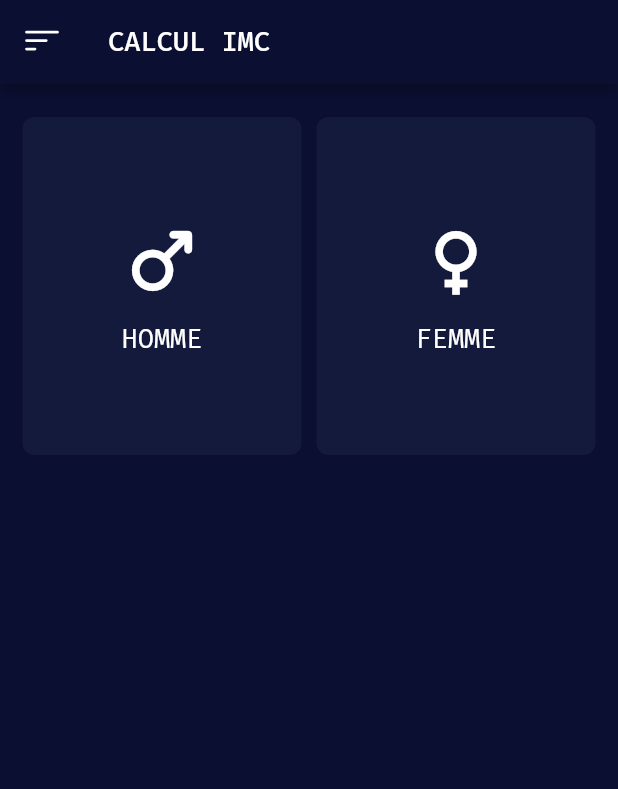
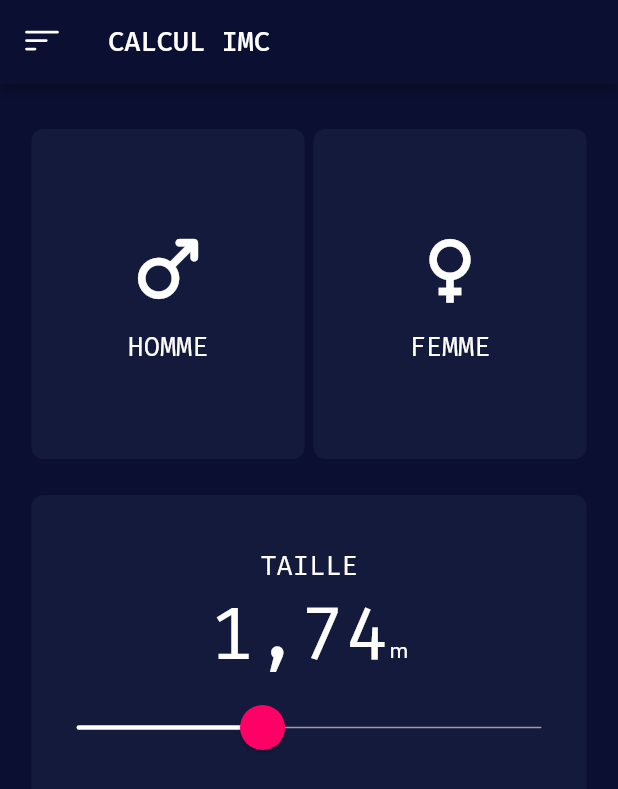
Before and after one commit to geekdjenika/imc, a Flutter app: the screen it shows after launch, on a phone screen of 412 x 824 dp. Shown: the top 789 px of the screen. Run offline on Flutter 3.47's test engine with Material 2 defaults, Android fonts, the phone set to English and light mode, and no system bars; our stand-ins replace bootstrap_icons, google_fonts.

Commit message:
Height card done !

```diff
--- a/lib/constants.dart
+++ b/lib/constants.dart
@@ -7,3 +7,4 @@ const kInactiveCardColor = Color(0xFF272a4e);
 const kBottomButtonColor = Color(0xFFff0067);
 
 final kTitleTextStyle = GoogleFonts.firaCode(textStyle: const TextStyle(fontSize: 18.0, color: Colors.white));
+final kTailleTextStyle = GoogleFonts.firaCode(textStyle: const TextStyle(fontSize: 50.0, color: Colors.white));
--- a/lib/screens/home.dart
+++ b/lib/screens/home.dart
@@ -11,19 +11,26 @@ class Accueil extends StatefulWidget {
 }
 
 class _AccueilState extends State<Accueil> {
+  int _taille = 174;
+  int _poids = 64;
+  int _age = 26;
+
   @override
   Widget build(BuildContext context) {
     return Scaffold(
       appBar: AppBar(
         backgroundColor: kAppbarColor,
-        leading: const Icon(BootstrapIcons.filter_left, size: 30.0,),
+        leading: const Icon(
+          BootstrapIcons.filter_left,
+          size: 30.0,
+        ),
         title: Text(
           'Calcul IMC'.toUpperCase(),
           style: kTitleTextStyle,
         ),
       ),
       body: Padding(
-        padding: const EdgeInsets.all(10.0),
+        padding: const EdgeInsets.all(18.0),
         child: Column(
           mainAxisAlignment: MainAxisAlignment.center,
           children: [
@@ -75,7 +82,52 @@ class _AccueilState extends State<Accueil> {
             ),
             Expanded(
               child: MyCard(
-                child: Column(),
+                child: Column(
+                  mainAxisAlignment: MainAxisAlignment.center,
+                  children: [
+                    Text(
+                      "Taille".toUpperCase(),
+                      style: kTitleTextStyle,
+                    ),
+                    Row(
+                      mainAxisAlignment: MainAxisAlignment.center,
+                      crossAxisAlignment: CrossAxisAlignment.baseline,
+                      textBaseline: TextBaseline.alphabetic,
+                      children: [
+                        Text(
+                          '${_taille.toString().substring(0,1)},${_taille.toString().substring(1,3)}',
+                          style: kTailleTextStyle,
+                        ),
+                        Text(
+                          "m",
+                        ),
+                      ],
+                    ),
+                    SliderTheme(
+                      data: SliderTheme.of(context).copyWith(
+                        activeTrackColor: Colors.white,
+                        overlayColor: const Color(0x29ff0067),
+                        thumbColor: kBottomButtonColor,
+                        trackHeight: 1.0,
+                        thumbShape:
+                        const RoundSliderThumbShape(enabledThumbRadius: 15.0),
+                        overlayShape:
+                        const RoundSliderOverlayShape(overlayRadius: 30),
+                      ),
+                      child: Slider(
+                        value: _taille.toDouble(),
+                        min: 150.0,
+                        max: 210.0,
+                        inactiveColor: Colors.grey,
+                        onChanged: (valeur) {
+                          setState(() {
+                            _taille = valeur.round();
+                          });
+                        },
+                      ),
+                    ),
+                  ],
+                ),
               ),
             ),
             Expanded(
--- a/lib/widgets/my_card.dart
+++ b/lib/widgets/my_card.dart
@@ -9,7 +9,7 @@ class MyCard extends StatelessWidget {
   @override
   Widget build(BuildContext context) {
     return Container(
-      margin: EdgeInsets.symmetric(vertical: 12.0, horizontal: 5.0),
+      margin: EdgeInsets.symmetric(vertical: 12.0, horizontal: 3.0),
       decoration: BoxDecoration(
         color: kActiveCardColor,
         borderRadius: BorderRadius.all(
```
